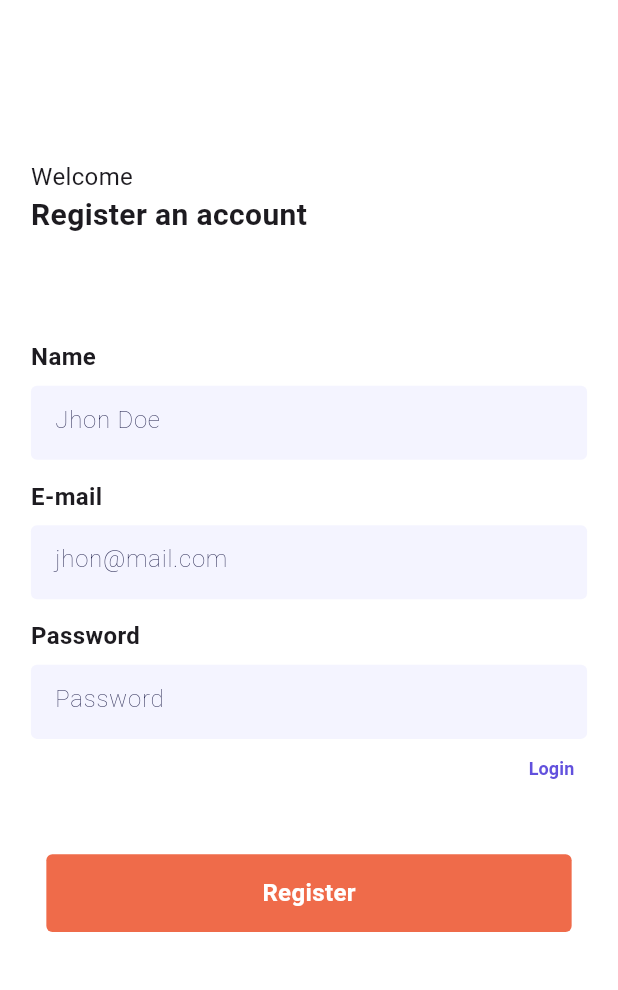
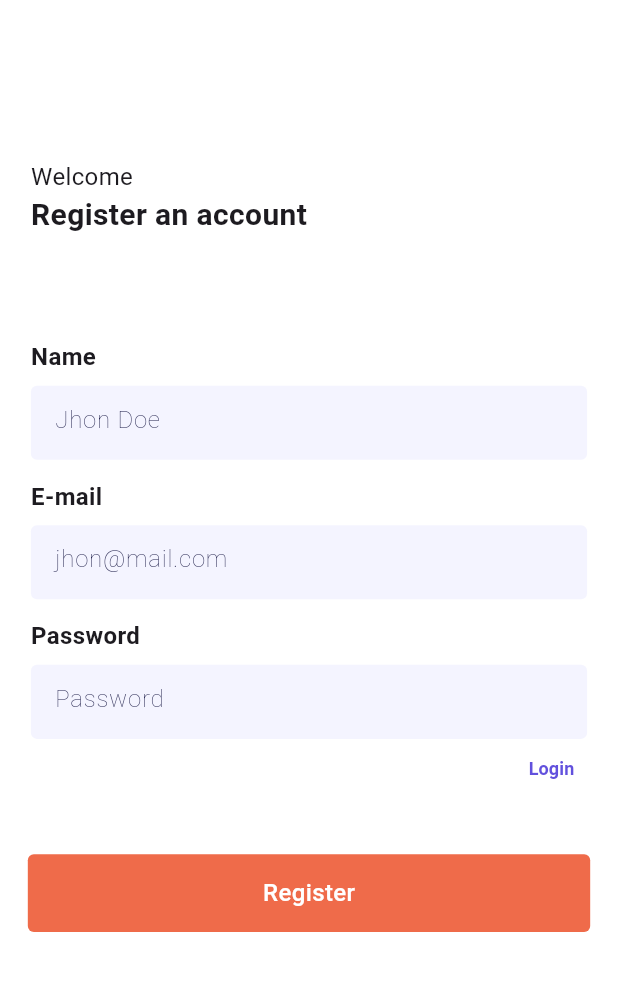
Before and after one commit to eminYagan/book-store-app, a Flutter app: the RegisterPage screen opened directly, on a phone screen of 412 x 824 dp, the part 246-1236 px from its top. Run offline on Flutter 3.47's test engine with Material 3 defaults, Android fonts, the phone set to English and light mode, and no system bars; our stand-ins replace flutter_riverpod, flutter_svg; network calls fail.

```diff
--- a/lib/language/language_maps.dart
+++ b/lib/language/language_maps.dart
@@ -20,6 +20,9 @@ const Map<String, String> trMap = {
   "catalog" : "Katalog",
   "viewAll" : "Hepsini Göster",
   "search" : "Ara",
+  "byNow" : "Satın Al",
+  "bookdetails" : "Kitap Detayı",
+  "summary" : "Özet",
 
 };
 
@@ -45,4 +48,7 @@ const Map<String, String> enMap = {
   "catalog" : "Catalog",
   "viewAll" : "View All",
   "search" : "Search",
+  "byNow" : "By Now",
+  "bookdetails" : "Book Details",
+  "summary" : "Summary",
 };
--- a/lib/ui/pages/splash_screen.dart
+++ b/lib/ui/pages/splash_screen.dart
@@ -13,8 +13,8 @@ class SplashScreen extends ConsumerWidget {
   void navigate(BuildContext context) {
     Navigator.pushReplacement(
       context,
-      //MaterialPageRoute(builder: (context) => LoginPage()),
-      MaterialPageRoute(builder: (context) => HomePage()),
+      MaterialPageRoute(builder: (context) => LoginPage()),
+      //MaterialPageRoute(builder: (context) => HomePage()),
     );
   }
 
--- a/lib/ui/widgets/button.dart
+++ b/lib/ui/widgets/button.dart
@@ -22,7 +22,7 @@ class Button extends StatelessWidget {
   @override
   Widget build(BuildContext context) {
     return Container(
-      width: imports.constant.size.screenWidth*0.85,
+      width: imports.constant.size.screenWidth*0.91,
       height: imports.constant.size.screenHeight*0.063,
       decoration: BoxDecoration(
         color: Color(backgroundColor),
@@ -31,10 +31,16 @@ class Button extends StatelessWidget {
       child: Row(
         mainAxisAlignment: secondtext == null ? MainAxisAlignment.center : MainAxisAlignment.spaceBetween,
         children: [
-          textWidget(text),
+          Padding(
+            padding: EdgeInsets.only(left: secondtext != null ? 15 : 0),
+            child: textWidget(text),
+          ),
 
           secondtext != null
-              ? textWidget(text)
+              ? Padding(
+                padding: const EdgeInsets.only(right: 15),
+                child: textWidget(secondtext!),
+              )
               : Container(),
         ],
       ),
@@ -47,7 +53,7 @@ class Button extends StatelessWidget {
       style: TextStyle(
         color: Color(textColor),
         fontSize: 16,
-        fontWeight: FontWeight.w600
+        fontWeight: FontWeight.w500
       ),
     );
   }
--- a/lib/ui/widgets/custom_app_bar.dart
+++ b/lib/ui/widgets/custom_app_bar.dart
@@ -37,7 +37,9 @@ class CustomAppBar extends StatelessWidget {
                 ? Logo(
                     width: imports.constant.size.screenWidth * 0.125,
                     height: imports.constant.size.screenHeight * 0.036)
-                : SvgPicture.asset("assets/images/arrow.svg"),
+                : InkWell(
+                onTap: ()=>Navigator.pop(context),
+                child: SvgPicture.asset("assets/images/arrow.svg")),
             Text(
               text,
               style: TextStyle(
@@ -45,7 +47,7 @@ class CustomAppBar extends StatelessWidget {
                 fontSize: 20,
                 fontWeight: FontWeight.bold,
               ),
-            )
+            ),
           ],
         ),
       ),
```
Also changed, not shown: lib/ui/pages/main/book_detail_page.dart (+87 -12 lines), lib/ui/pages/main/home_page.dart (+89 -41 lines), 1 other file.
